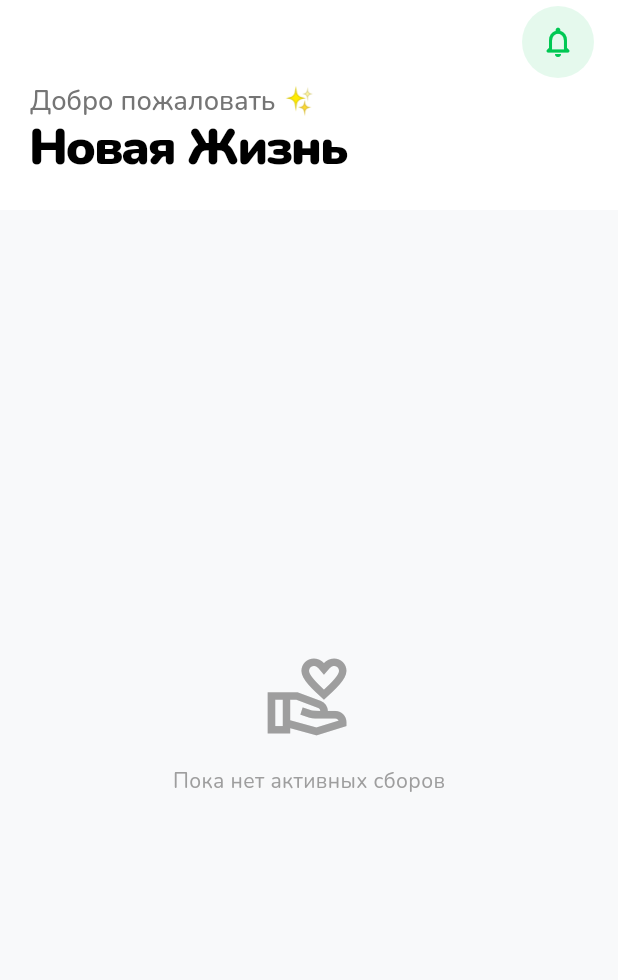
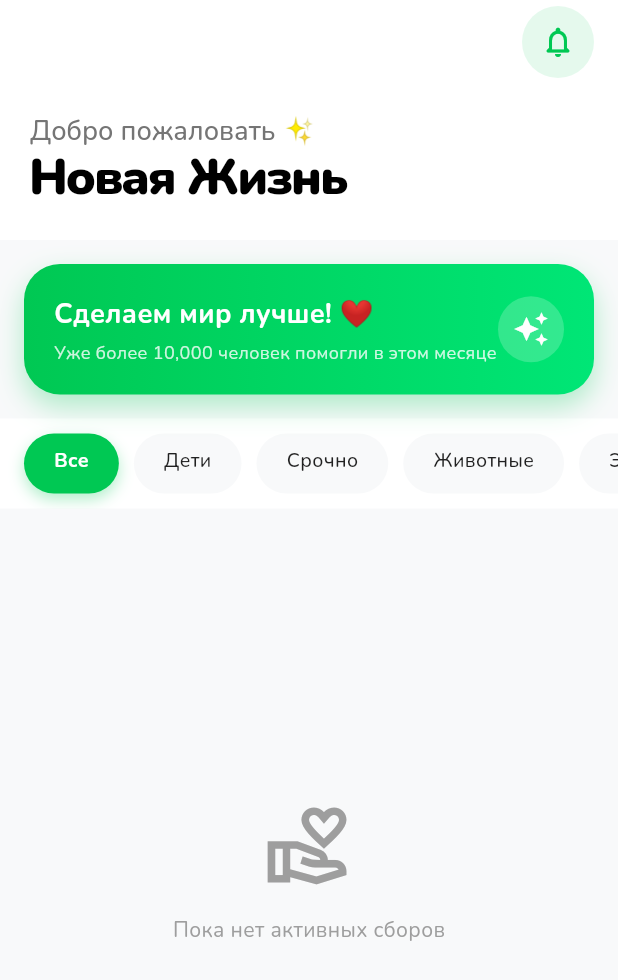
Before and after one commit to Uz11ps/mobailBOGDast, a Flutter app: the screen it shows after launch, on a phone screen of 412 x 824 dp. Shown: the top 980 px of the screen. Run offline on Flutter 3.47's test engine with Material 3 defaults, Android fonts, the phone set to English and light mode, and no system bars; our stand-ins replace google_fonts, shared_preferences, shimmer; network calls fail.

Commit message:
Add category filters and promotional banner to home feed

```diff
--- a/mobile_app/lib/screens/home_screen.dart
+++ b/mobile_app/lib/screens/home_screen.dart
@@ -13,6 +13,9 @@ class HomeScreen extends StatefulWidget {
 }
 
 class _HomeScreenState extends State<HomeScreen> {
+  String _selectedCategory = 'Все';
+  final List<String> _categories = ['Все', 'Дети', 'Срочно', 'Животные', 'Экология'];
+
   @override
   void initState() {
     super.initState();
@@ -33,7 +36,7 @@ class _HomeScreenState extends State<HomeScreen> {
               SliverAppBar(
                 floating: true,
                 snap: true,
-                expandedHeight: 140,
+                expandedHeight: 160,
                 backgroundColor: Colors.white,
                 surfaceTintColor: Colors.transparent,
                 flexibleSpace: FlexibleSpaceBar(
@@ -77,6 +80,109 @@ class _HomeScreenState extends State<HomeScreen> {
                   ),
                 ],
               ),
+              SliverToBoxAdapter(
+                child: Container(
+                  margin: const EdgeInsets.all(16),
+                  padding: const EdgeInsets.all(20),
+                  decoration: BoxDecoration(
+                    gradient: LinearGradient(
+                      colors: [
+                        Theme.of(context).primaryColor,
+                        const Color(0xFF00E676),
+                      ],
+                    ),
+                    borderRadius: BorderRadius.circular(24),
+                    boxShadow: [
+                      BoxShadow(
+                        color: Theme.of(context).primaryColor.withOpacity(0.3),
+                        blurRadius: 15,
+                        offset: const Offset(0, 8),
+                      ),
+                    ],
+                  ),
+                  child: Row(
+                    children: [
+                      const Expanded(
+                        child: Column(
+                          crossAxisAlignment: CrossAxisAlignment.start,
+                          children: [
+                            Text(
+                              'Сделаем мир лучше! ❤️',
+                              style: TextStyle(
+                                color: Colors.white,
+                                fontSize: 18,
+                                fontWeight: FontWeight.bold,
+                              ),
+                            ),
+                            SizedBox(height: 4),
+                            Text(
+                              'Уже более 10,000 человек помогли в этом месяце',
+                              style: TextStyle(
+                                color: Colors.white.withOpacity(0.8),
+                                fontSize: 12,
+                              ),
+                            ),
+                          ],
+                        ),
+                      ),
+                      Container(
+                        padding: const EdgeInsets.all(10),
+                        decoration: BoxDecoration(
+                          color: Colors.white.withOpacity(0.2),
+                          shape: BoxShape.circle,
+                        ),
+                        child: const Icon(Icons.auto_awesome, color: Colors.white),
+                      ),
+                    ],
+                  ),
+                ),
+              ),
+              // Category Filter Bar
+              SliverToBoxAdapter(
+                child: Container(
+                  height: 60,
+                  color: Colors.white,
+                  child: ListView.builder(
+                    scrollDirection: Axis.horizontal,
+                    padding: const EdgeInsets.symmetric(horizontal: 16, vertical: 10),
+                    itemCount: _categories.length,
+                    itemBuilder: (context, index) {
+                      final category = _categories[index];
+                      final isSelected = _selectedCategory == category;
+                      return Padding(
+                        padding: const EdgeInsets.only(right: 10),
+                        child: InkWell(
+                          onTap: () => setState(() => _selectedCategory = category),
+                          borderRadius: BorderRadius.circular(20),
+                          child: AnimatedContainer(
+                            duration: const Duration(milliseconds: 300),
+                            padding: const EdgeInsets.symmetric(horizontal: 20, vertical: 8),
+                            decoration: BoxDecoration(
+                              color: isSelected ? Theme.of(context).primaryColor : const Color(0xFFF8F9FA),
+                              borderRadius: BorderRadius.circular(20),
+                              boxShadow: isSelected ? [
+                                BoxShadow(
+                                  color: Theme.of(context).primaryColor.withOpacity(0.3),
+                                  blurRadius: 8,
+                                  offset: const Offset(0, 4),
+                                )
+                              ] : [],
+                            ),
+                            child: Text(
+                              category,
+                              style: TextStyle(
+                                color: isSelected ? Colors.white : Colors.black87,
+                                fontWeight: isSelected ? FontWeight.bold : FontWeight.w500,
+                                fontSize: 13,
+                              ),
+                            ),
+                          ),
+                        ),
+                      );
+                    },
+                  ),
+                ),
+              ),
               if (provider.isLoading)
                 SliverPadding(
                   padding: const EdgeInsets.all(16),
@@ -107,7 +213,11 @@ class _HomeScreenState extends State<HomeScreen> {
                     delegate: SliverChildBuilderDelegate(
                       (context, index) {
                         final collection = provider.collections[index];
-                        return CollectionCard(
+                        // Animation for list items
+                        return AnimatedOpacity(
+                          opacity: 1.0,
+                          duration: Duration(milliseconds: 400 + (index * 100)),
+                          child: CollectionCard(
                             collection: collection,
                             onTap: () {
                               Navigator.push(
@@ -122,6 +232,7 @@ class _HomeScreenState extends State<HomeScreen> {
                                 ),
                               );
                             },
+                          ),
                         );
                       },
                       childCount: provider.collections.length,
```
Also changed, not shown: mobile_app/pubspec.lock. Lines whose indentation alone changed are shown as unchanged.
